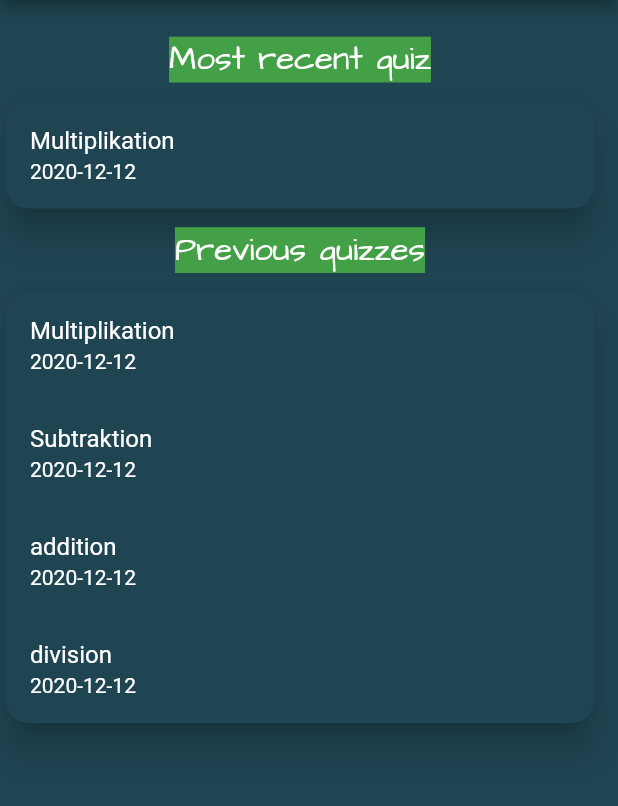
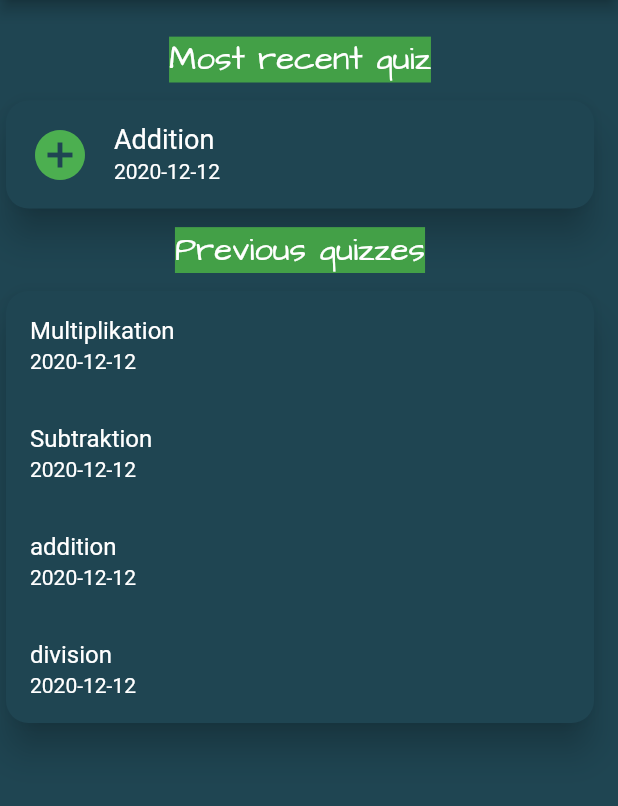
Before and after one commit to edwardtheskull/mathforkids, a Flutter app: the studentresultPageState screen opened directly, on a phone screen of 412 x 824 dp, the part 84-890 px from its top. Run offline on Flutter 3.47's test engine with Material 2 defaults, Android fonts, the phone set to English and light mode, and no system bars; our stand-ins replace sqflite; accounts and stored records are empty; project files that could hold a hidden picture were left out.

Commit message:
student result deisgn

```diff
--- a/lib/studentresults.dart
+++ b/lib/studentresults.dart
@@ -53,8 +53,13 @@ class studentresultPage extends State<studentresultPageState> {
                   mainAxisSize: MainAxisSize.min,
                   children: [
                     const ListTile(
-                      title: Text('Multiplikation',
-                          style: TextStyle(color: Colors.white)),
+                      leading: Icon(
+                        Icons.add_circle,
+                        color: Colors.green,
+                        size: 40,
+                      ),
+                      title: Text('Addition',
+                          style: TextStyle(color: Colors.white, fontSize: 18)),
                       subtitle: Text(
                           '2020-12-12', style: TextStyle(color: Colors.white)),
                     ),
```
